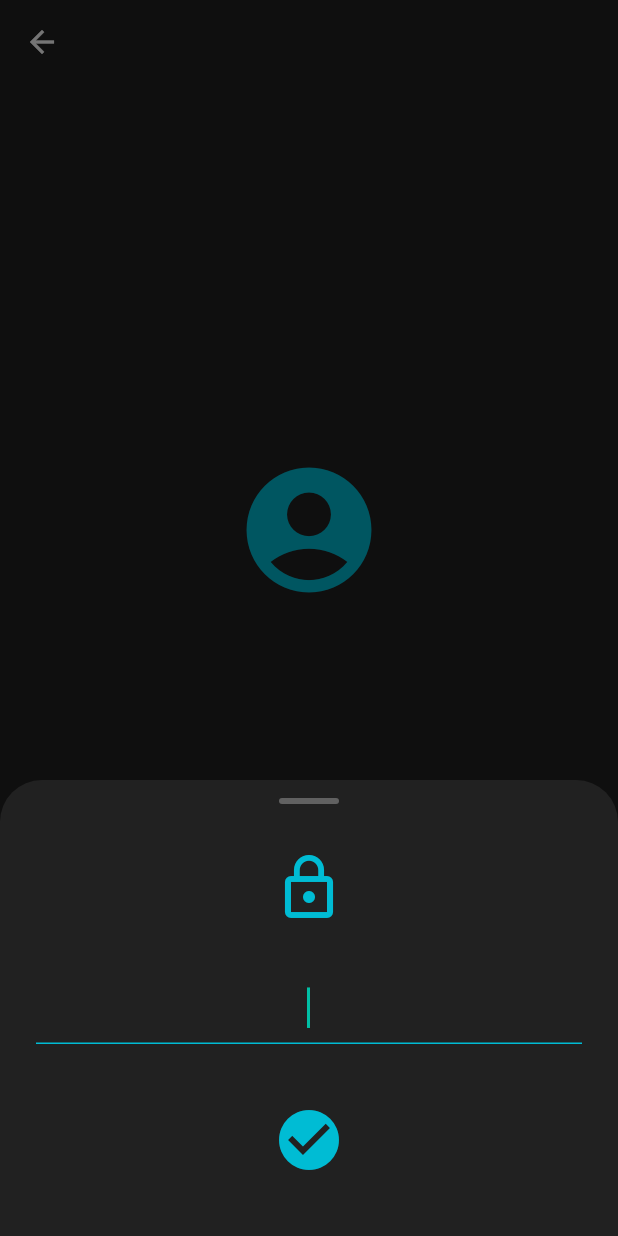
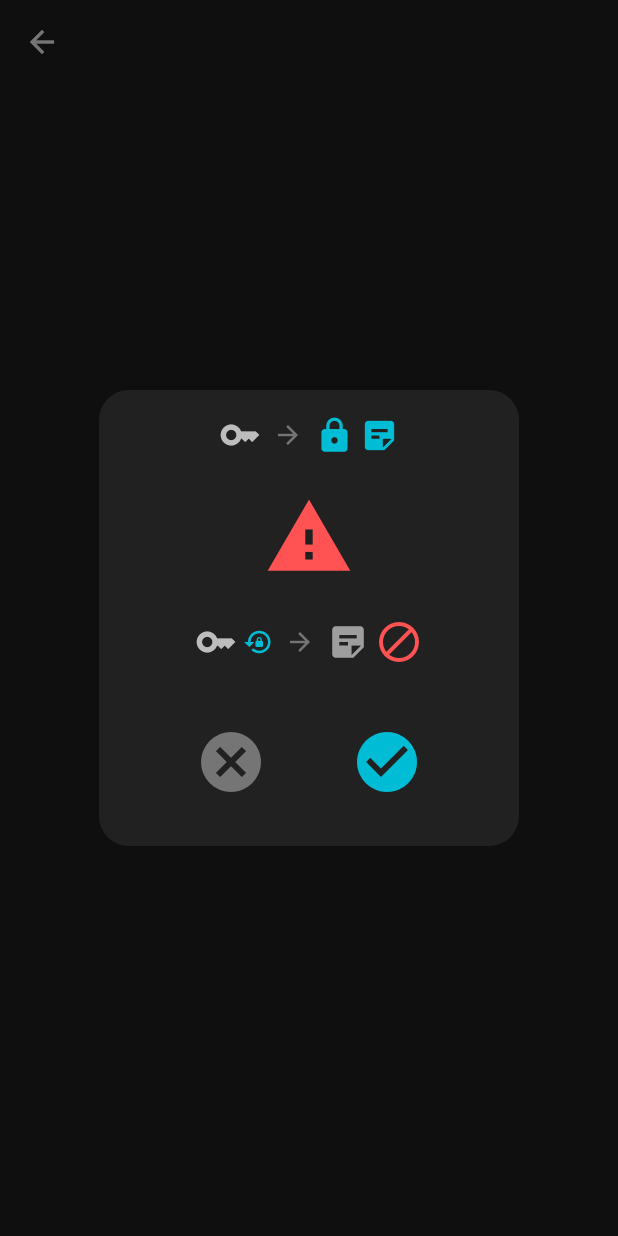
Before and after one commit to asantino/DokkiNotes, a Flutter app: the AuthScreen screen opened directly, after a tap on the "lock reset" icon, on a phone screen of 412 x 824 dp. Run offline on Flutter 3.47's test engine with Material 3 defaults, Android fonts, the phone set to English and light mode, and no system bars; our stand-ins replace file_picker, flutter_secure_storage, flutter_slidable, flutter_svg, google_sign_in, in_app_purchase and 7 more; missing offline and left inert: encrypt, googleapis; accounts and stored records are empty.

Commit message:
feat: add professional onboarding with AI-generated illustrations
- Replace old onboarding images with new professional 3D illustrations
- 3 screens: AI Voice Notes, Auto-delete, Password=Encryption warning
- Images include all UI elements (text, buttons, dots) as graphics
- Update asset paths from assets/images/ to assets/onboarding/
- Rename files: onboarding_1_ai_voice.png, onboarding_2_autodelete.png, onboarding_3_encryption.png
- Fix image display with BoxFit.contain to show full content
- Keep functional Skip button overlaying image
- Add password change warning dialog in auth screen with icon visualization

New onboarding provides better visual communication of app features
with modern, clean design matching DokkiNotes brand.

```diff
--- a/lib/screens/auth_screen.dart
+++ b/lib/screens/auth_screen.dart
@@ -114,12 +114,100 @@ class _AuthScreenState extends State<AuthScreen> {
                     icon:
                         const Icon(Icons.lock_reset, color: Color(0xFF00BCD4)),
                     onPressed: () async {
-                      await showModalBottomSheet(
+                      final confirmed = await showDialog<bool>(
                         context: context,
-                        isScrollControlled: true,
-                        backgroundColor: Colors.grey[900],
-                        builder: (context) => const ChangePasswordSheet(),
+                        builder: (context) => AlertDialog(
+                          backgroundColor: Colors.grey[900],
+                          shape: RoundedRectangleBorder(
+                              borderRadius: BorderRadius.circular(20)),
+                          content: Column(
+                            mainAxisSize: MainAxisSize.min,
+                            children: [
+                              // Строка 1: ключ → замок + заметка
+                              Row(
+                                mainAxisAlignment: MainAxisAlignment.center,
+                                children: [
+                                  Icon(Icons.key,
+                                      size: 28, color: Colors.grey[400]),
+                                  const SizedBox(width: 8),
+                                  Icon(Icons.arrow_forward,
+                                      size: 20, color: Colors.grey[600]),
+                                  const SizedBox(width: 8),
+                                  const Icon(Icons.lock,
+                                      size: 26, color: Color(0xFF00BCD4)),
+                                  const SizedBox(width: 4),
+                                  const Icon(Icons.sticky_note_2,
+                                      size: 26, color: Color(0xFF00BCD4)),
+                                ],
+                              ),
+                              const SizedBox(height: 24),
+
+                              // Warning
+                              const Icon(Icons.warning,
+                                  size: 60, color: Colors.redAccent),
+                              const SizedBox(height: 24),
+
+                              // Строка 2: ключ с обновлением → заметка + запрет
+                              Row(
+                                mainAxisAlignment: MainAxisAlignment.center,
+                                children: [
+                                  Row(
+                                    mainAxisSize: MainAxisSize.min,
+                                    children: [
+                                      Icon(Icons.key,
+                                          size: 28, color: Colors.grey[400]),
+                                      const SizedBox(width: 4),
+                                      const Icon(Icons.lock_reset,
+                                          size: 20, color: Color(0xFF00BCD4)),
+                                    ],
+                                  ),
+                                  const SizedBox(width: 8),
+                                  Icon(Icons.arrow_forward,
+                                      size: 20, color: Colors.grey[600]),
+                                  const SizedBox(width: 8),
+                                  Icon(Icons.sticky_note_2,
+                                      size: 28, color: Colors.grey[500]),
+                                  const SizedBox(width: 4),
+                                  const Icon(Icons.block,
+                                      size: 32, color: Colors.redAccent),
+                                ],
+                              ),
+                              const SizedBox(height: 32),
+
+                              // Кнопки
+                              Row(
+                                mainAxisAlignment: MainAxisAlignment.center,
+                                children: [
+                                  IconButton(
+                                    iconSize: 48,
+                                    icon: Icon(Icons.cancel,
+                                        color: Colors.grey[600]),
+                                    onPressed: () =>
+                                        Navigator.pop(context, false),
+                                  ),
+                                  const SizedBox(width: 40),
+                                  IconButton(
+                                    iconSize: 48,
+                                    icon: const Icon(Icons.check_circle,
+                                        color: Color(0xFF00BCD4)),
+                                    onPressed: () =>
+                                        Navigator.pop(context, true),
+                                  ),
+                                ],
+                              ),
+                            ],
+                          ),
+                        ),
                       );
+
+                      if (confirmed == true && context.mounted) {
+                        await showModalBottomSheet(
+                          context: context,
+                          isScrollControlled: true,
+                          backgroundColor: Colors.grey[900],
+                          builder: (context) => const ChangePasswordSheet(),
+                        );
+                      }
                     },
                   ),
                   const SizedBox(width: 40),
--- a/pubspec.yaml
+++ b/pubspec.yaml
@@ -65,6 +65,4 @@ flutter:
     - assets/logo.png
     - assets/app_icon.png
     - assets/icons/
-    - assets/images/onboarding_ai_voice.png
-    - assets/images/onboarding_auto_delete.png
-    - assets/images/onboarding_sync.png
+    - assets/onboarding/
```
Also changed, not shown: lib/screens/onboarding_screen.dart (+19 -22 lines), assets/images/onboarding_ai_voice.png (deleted), assets/images/onboarding_auto_delete.png (deleted), assets/images/onboarding_sync.png (deleted), assets/onboarding/onboarding_1_ai_voice.png (added), assets/onboarding/onboarding_2_autodelete.png (added), assets/onboarding/onboarding_3_encryption.png (added).
